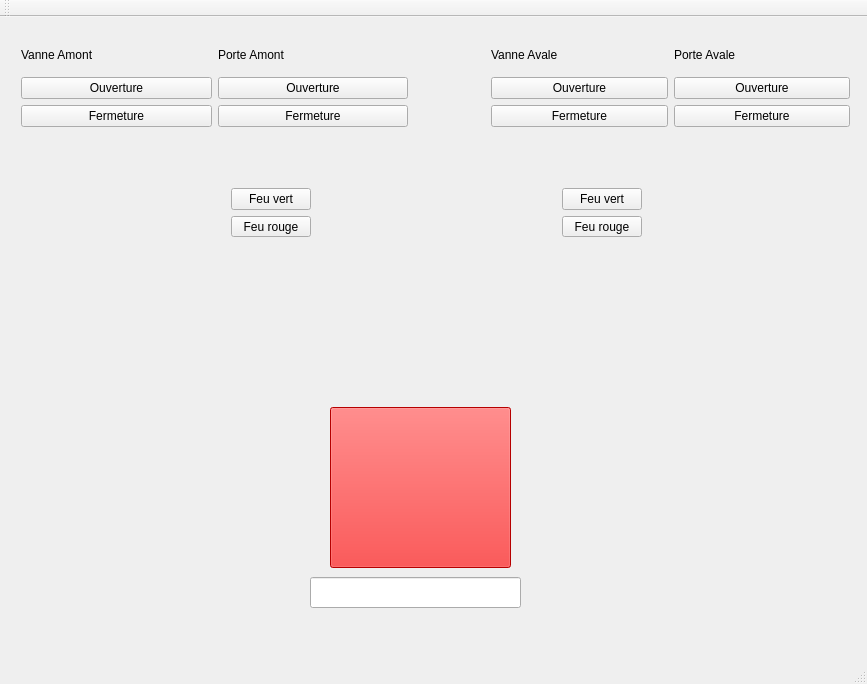
Above: Projet_IHM/manuelle/mainwindow.ui from qwendling/TPNote_IHM before the change. Below: the same form after it.
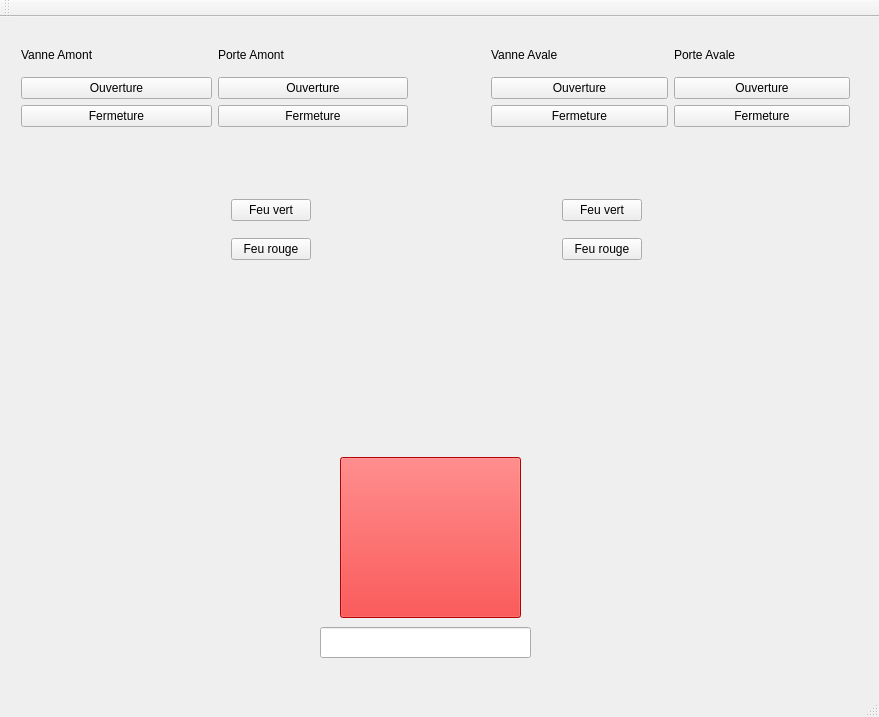
That is the form after the change. Icons and pictures are not drawn.

Patch:
```diff
--- a/Projet_IHM/manuelle/mainwindow.ui
+++ b/Projet_IHM/manuelle/mainwindow.ui
@@ -6,8 +6,8 @@
    <rect>
     <x>0</x>
     <y>0</y>
-    <width>867</width>
-    <height>684</height>
+    <width>879</width>
+    <height>717</height>
    </rect>
   </property>
   <property name="windowTitle">
@@ -115,8 +115,8 @@
    <widget class="QPushButton" name="pushButton_9">
     <property name="geometry">
      <rect>
-      <x>330</x>
-      <y>390</y>
+      <x>340</x>
+      <y>440</y>
       <width>181</width>
       <height>161</height>
      </rect>
@@ -229,8 +229,8 @@
    <widget class="QLabel" name="label">
     <property name="geometry">
      <rect>
-      <x>100</x>
-      <y>180</y>
+      <x>90</x>
+      <y>240</y>
       <width>671</width>
       <height>61</height>
      </rect>
@@ -249,7 +249,7 @@
     <property name="geometry">
      <rect>
       <x>90</x>
-      <y>370</y>
+      <y>410</y>
       <width>681</width>
       <height>61</height>
      </rect>
@@ -267,8 +267,8 @@
    <widget class="QLineEdit" name="lineEdit">
     <property name="geometry">
      <rect>
-      <x>310</x>
-      <y>560</y>
+      <x>320</x>
+      <y>610</y>
       <width>211</width>
       <height>31</height>
      </rect>
@@ -279,8 +279,8 @@
      <rect>
       <x>220</x>
       <y>160</y>
-      <width>141</width>
-      <height>71</height>
+      <width>153</width>
+      <height>105</height>
      </rect>
     </property>
     <layout class="QHBoxLayout" name="horizontalLayout">
@@ -340,7 +340,7 @@
       <x>500</x>
       <y>160</y>
       <width>153</width>
-      <height>71</height>
+      <height>105</height>
      </rect>
     </property>
     <layout class="QHBoxLayout" name="horizontalLayout_3">
```
Left out of the diff: 2 changed lines with no effect on the pictures.
